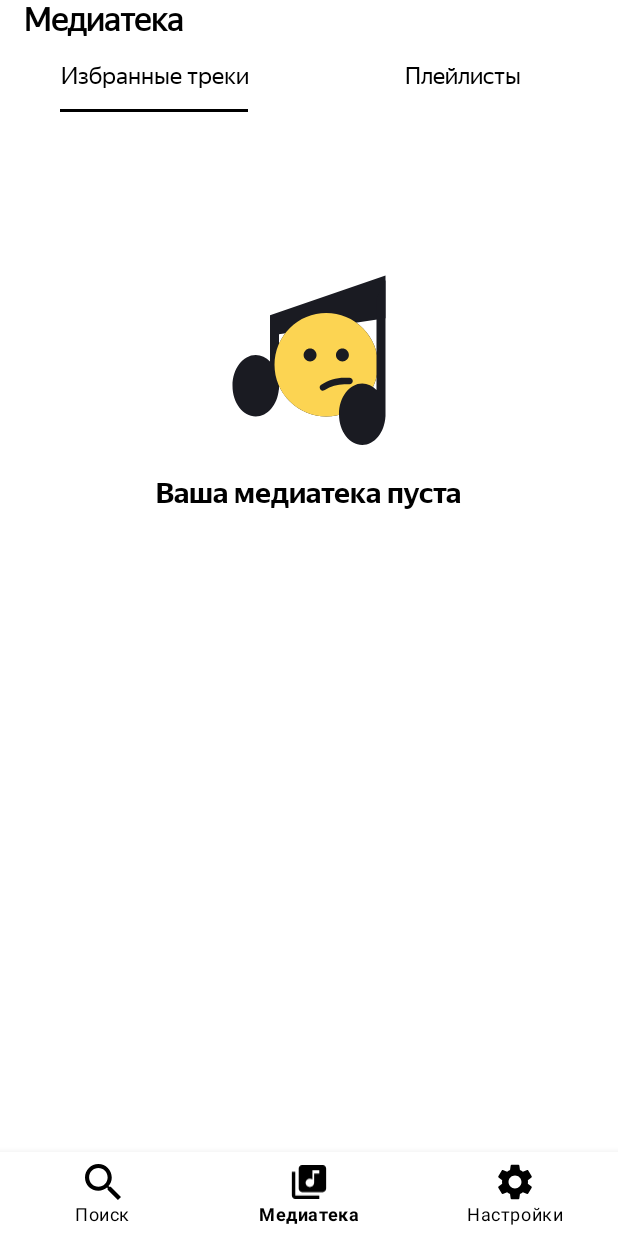
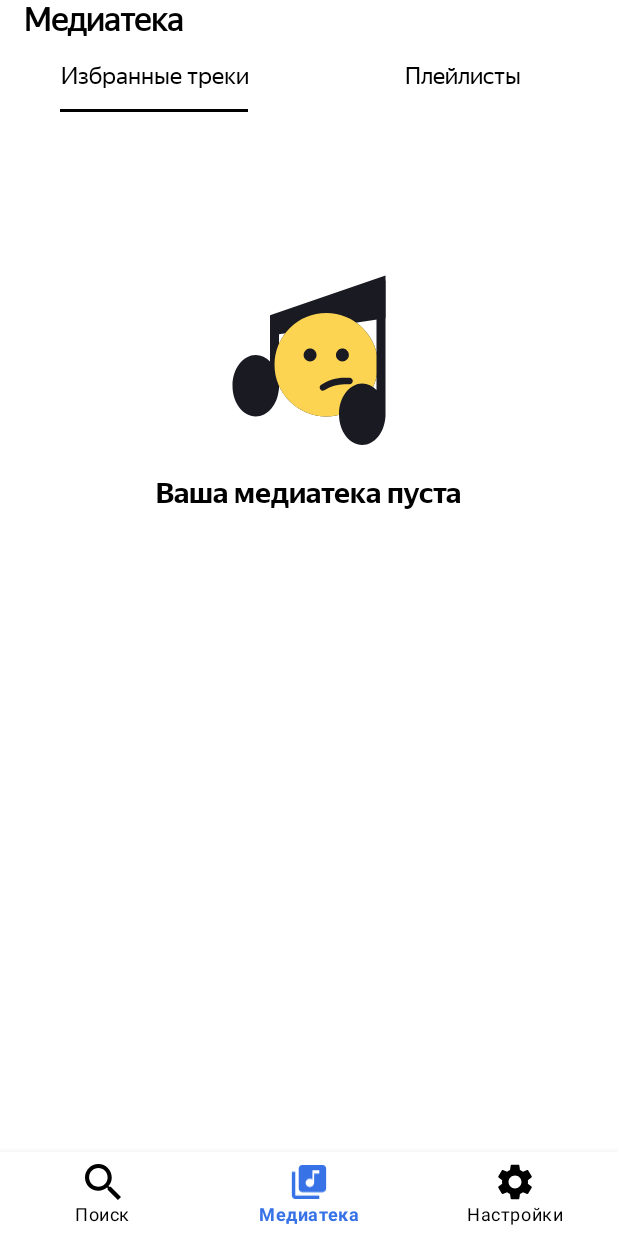
Before and after one commit to BigMag74/Playlist_Maker, an Android app: the screen it shows after launch (RootActivity), item 2 of the bottom bar chosen, on a phone screen of 412 x 824 dp. Run offline under Robolectric (Android 15) with nearby library versions, the phone set to English and light mode, and no system bars; our stand-ins replace navigation-ui.

Commit message:
Sprint 19 BottomNavigationView add blue color to checked item

```diff
--- /dev/null
+++ b/app/src/main/res/color/bottom_nav_color_night.xml
@@ -0,0 +1,5 @@
+<?xml version="1.0" encoding="utf-8"?>
+<selector xmlns:android="http://schemas.android.com/apk/res/android">
+    <item android:state_checked="true" android:color="@color/blue" />
+    <item android:state_checked="false" android:color="@color/white"/>
+</selector>
--- /dev/null
+++ b/app/src/main/res/color/bottom_nav_color_not_night.xml
@@ -0,0 +1,5 @@
+<?xml version="1.0" encoding="utf-8"?>
+<selector xmlns:android="http://schemas.android.com/apk/res/android">
+    <item android:state_checked="true" android:color="@color/blue" />
+    <item android:state_checked="false" android:color="@color/black"/>
+</selector>
--- a/app/src/main/res/navigation/navigation_graph.xml
+++ b/app/src/main/res/navigation/navigation_graph.xml
@@ -3,7 +3,7 @@
     xmlns:app="http://schemas.android.com/apk/res-auto"
     xmlns:tools="http://schemas.android.com/tools"
     android:id="@+id/navigation_graph"
-    app:startDestination="@id/searchFragment">
+    app:startDestination="@id/mediaLibraryFragment">
 
 
     <fragment
--- a/app/src/main/res/values-night/styles.xml
+++ b/app/src/main/res/values-night/styles.xml
@@ -101,8 +101,8 @@
 
     <style name="bottomNavigationViewStyle">
         <item name="android:background">@color/black</item>
-        <item name="itemIconTint">@color/white</item>
-        <item name="itemTextColor">@color/white</item>
+        <item name="itemIconTint">@color/bottom_nav_color_night</item>
+        <item name="itemTextColor">@color/bottom_nav_color_night</item>
     </style>
 
 </resources>
--- a/app/src/main/res/values/styles.xml
+++ b/app/src/main/res/values/styles.xml
@@ -101,8 +101,8 @@
 
     <style name="bottomNavigationViewStyle">
         <item name="android:background">@color/white</item>
-        <item name="itemIconTint">@color/black</item>
-        <item name="itemTextColor">@color/black</item>
+        <item name="itemIconTint">@color/bottom_nav_color_not_night</item>
+        <item name="itemTextColor">@color/bottom_nav_color_not_night</item>
     </style>
 
 
```
